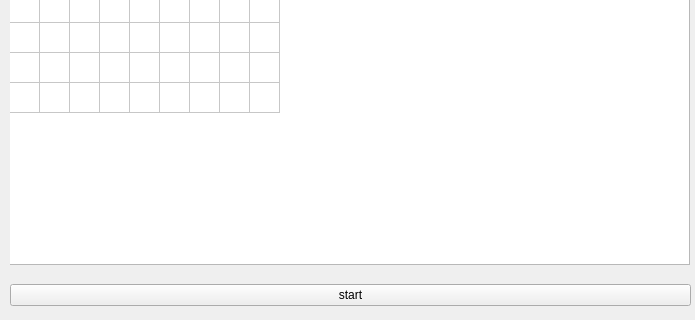
Old version of the form GUI/Jufo4.ui in the repository Quantum-Computing-Jufo-2019/JuFo-2019-Quantum-Computing; both pictures show x 0 to 695 and y 275 to 595 of the 695 by 595 pixel window.
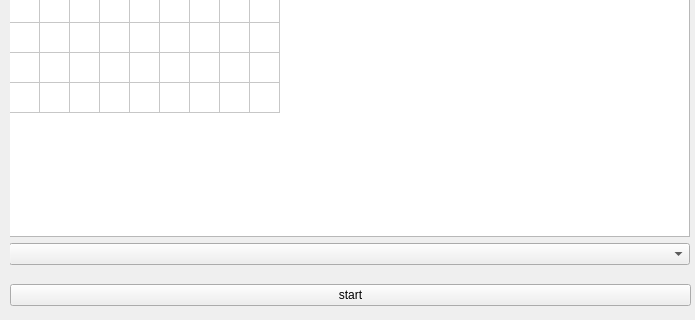
New version of the form.

Commit message: GUI Sudoku best energy fixed, Sudoku Presets added

```diff
--- a/GUI/Jufo4.ui
+++ b/GUI/Jufo4.ui
@@ -685,6 +685,9 @@
                  <column/>
                 </widget>
                </item>
+               <item>
+                <widget class="QComboBox" name="sudoku_presets"/>
+               </item>
               </layout>
              </widget>
             </widget>
```
The commit also changes 2 other files.
